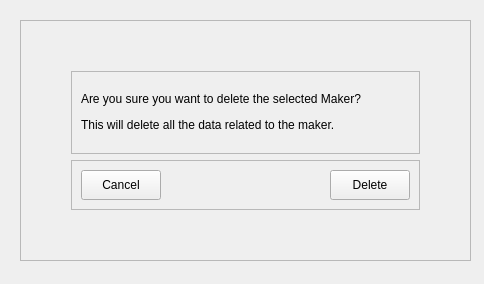
The window that _gui/popup.ui (jeevr/PyEMC) describes before a commit, drawn with Qt 5.
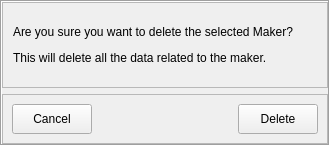
The same window after the commit.

```diff
--- a/_gui/popup.ui
+++ b/_gui/popup.ui
@@ -6,40 +6,55 @@
    <rect>
     <x>0</x>
     <y>0</y>
-    <width>484</width>
-    <height>284</height>
+    <width>330</width>
+    <height>146</height>
    </rect>
   </property>
   <property name="windowTitle">
    <string>Form</string>
   </property>
+  <property name="autoFillBackground">
+   <bool>false</bool>
+  </property>
+  <layout class="QHBoxLayout" name="horizontalLayout_3">
+   <property name="spacing">
+    <number>0</number>
+   </property>
+   <property name="leftMargin">
+    <number>0</number>
+   </property>
+   <property name="topMargin">
+    <number>0</number>
+   </property>
+   <property name="rightMargin">
+    <number>0</number>
+   </property>
+   <property name="bottomMargin">
+    <number>0</number>
+   </property>
+   <item>
   <widget class="QFrame" name="frame_3">
-   <property name="geometry">
-    <rect>
-     <x>20</x>
-     <y>20</y>
-     <width>451</width>
-     <height>241</height>
-    </rect>
+     <property name="autoFillBackground">
+      <bool>false</bool>
    </property>
    <property name="frameShape">
-    <enum>QFrame::StyledPanel</enum>
+      <enum>QFrame::Box</enum>
    </property>
    <property name="frameShadow">
-    <enum>QFrame::Raised</enum>
+      <enum>QFrame::Sunken</enum>
    </property>
    <layout class="QVBoxLayout" name="verticalLayout">
     <property name="leftMargin">
-     <number>50</number>
+       <number>0</number>
     </property>
     <property name="topMargin">
-     <number>50</number>
+       <number>0</number>
     </property>
     <property name="rightMargin">
-     <number>50</number>
+       <number>0</number>
     </property>
     <property name="bottomMargin">
-     <number>50</number>
+       <number>0</number>
     </property>
     <item>
      <widget class="QFrame" name="frame">
@@ -50,6 +65,18 @@
        <enum>QFrame::Raised</enum>
       </property>
       <layout class="QHBoxLayout" name="horizontalLayout_2">
+         <property name="leftMargin">
+          <number>10</number>
+         </property>
+         <property name="topMargin">
+          <number>10</number>
+         </property>
+         <property name="rightMargin">
+          <number>10</number>
+         </property>
+         <property name="bottomMargin">
+          <number>10</number>
+         </property>
        <item>
         <widget class="QLabel" name="label">
          <property name="text">
@@ -122,6 +149,8 @@
     </item>
    </layout>
   </widget>
+   </item>
+  </layout>
  </widget>
  <resources/>
  <connections/>
```
Lines whose indentation alone changed are shown as unchanged.
